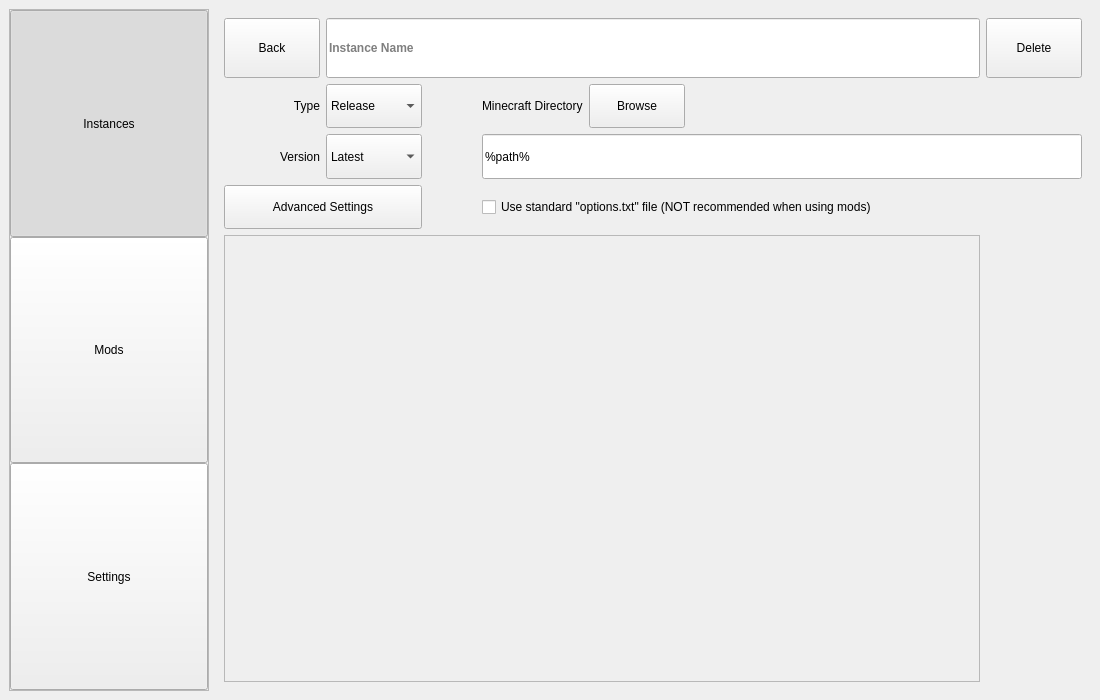
shueppin/PackedMC, file interface/ui_files/interface.ui: the form before one commit.
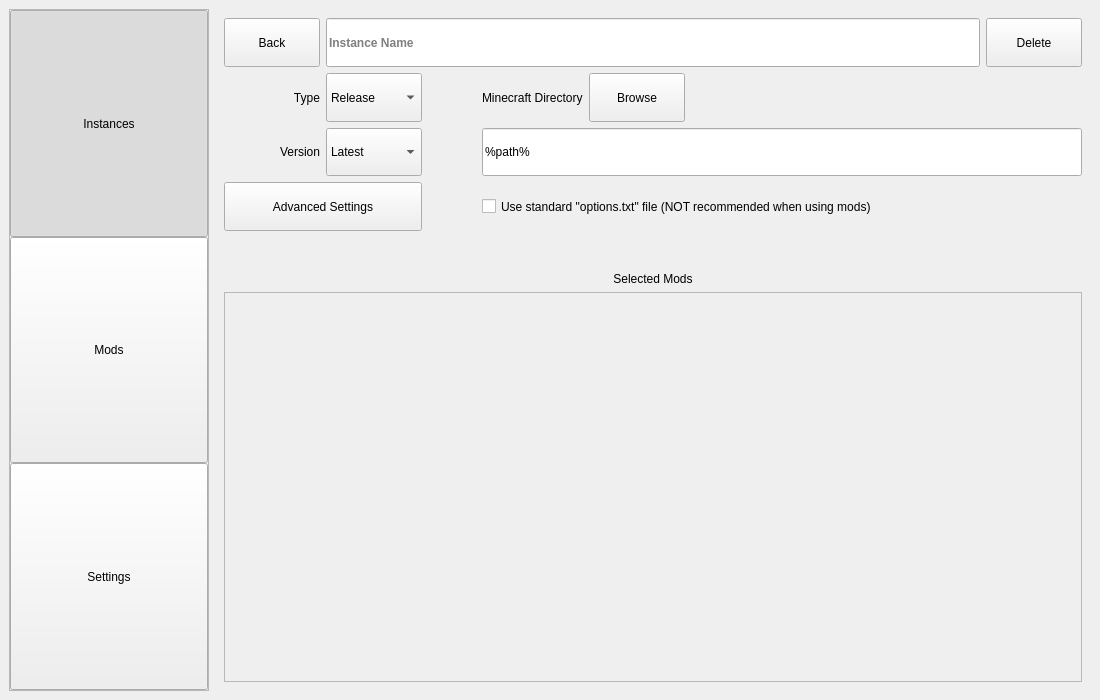
The form after the commit. The open tabs and pages were chosen to show the change.

Commit message: Added display options for the mods and added caching for minecraft.py

```diff
--- a/interface/ui_files/interface.ui
+++ b/interface/ui_files/interface.ui
@@ -165,32 +165,9 @@
        </widget>
       </widget>
       <widget class="QWidget" name="INSTANCE_EDIT_PAGE">
-       <layout class="QGridLayout" name="gridLayout" rowstretch="4,3,3,3,30" columnstretch="2,2,1,2,2,6,2" rowminimumheight="0,0,0,0,0">
-        <item row="4" column="0" colspan="6">
-         <widget class="QFrame" name="INSTANCE_MODS_PLACEHOLDER">
-          <property name="frameShape">
-           <enum>QFrame::StyledPanel</enum>
-          </property>
-          <property name="frameShadow">
-           <enum>QFrame::Raised</enum>
-          </property>
-         </widget>
-        </item>
-        <item row="1" column="2">
-         <spacer name="horizontalSpacer_2">
-          <property name="orientation">
-           <enum>Qt::Horizontal</enum>
-          </property>
-          <property name="sizeHint" stdset="0">
-           <size>
-            <width>40</width>
-            <height>20</height>
-           </size>
-          </property>
-         </spacer>
-        </item>
-        <item row="0" column="1" colspan="5">
-         <widget class="QLineEdit" name="INSTANCE_NAME">
+       <layout class="QGridLayout" name="gridLayout" rowstretch="1,1,1,1,1,8" columnstretch="2,2,1,2,2,6,2" rowminimumheight="0,0,0,0,0,0">
+        <item row="2" column="3" colspan="4">
+         <widget class="QLineEdit" name="MINECRAFT_DIRECTORY_PATH">
           <property name="sizePolicy">
            <sizepolicy hsizetype="Preferred" vsizetype="Preferred">
             <horstretch>0</horstretch>
@@ -199,129 +176,19 @@
           </property>
           <property name="font">
            <font>
-            <bold>true</bold>
+            <italic>false</italic>
+            <strikeout>false</strikeout>
+            <kerning>true</kerning>
            </font>
           </property>
           <property name="focusPolicy">
-           <enum>Qt::StrongFocus</enum>
-          </property>
-          <property name="alignment">
-           <set>Qt::AlignLeading|Qt::AlignLeft|Qt::AlignVCenter</set>
-          </property>
-          <property name="placeholderText">
-           <string>Instance Name</string>
-          </property>
-          <property name="clearButtonEnabled">
-           <bool>false</bool>
-          </property>
-          <property name="class" stdset="0">
-           <string>instance_label colored_text</string>
-          </property>
-         </widget>
-        </item>
-        <item row="2" column="1">
-         <widget class="QComboBox" name="INSTANCE_VERSION_SELECTION">
-          <property name="sizePolicy">
-           <sizepolicy hsizetype="MinimumExpanding" vsizetype="Preferred">
-            <horstretch>0</horstretch>
-            <verstretch>0</verstretch>
-           </sizepolicy>
-          </property>
-          <property name="cursor">
-           <cursorShape>PointingHandCursor</cursorShape>
-          </property>
-          <property name="focusPolicy">
            <enum>Qt::NoFocus</enum>
           </property>
-          <property name="sizeAdjustPolicy">
-           <enum>QComboBox::AdjustToContents</enum>
-          </property>
-          <item>
            <property name="text">
-            <string>Latest</string>
-           </property>
-          </item>
-          <item>
-           <property name="text">
-            <string>1.xx.xx</string>
-           </property>
-          </item>
-         </widget>
-        </item>
-        <item row="0" column="0">
-         <widget class="QPushButton" name="BACK_BUTTON">
-          <property name="sizePolicy">
-           <sizepolicy hsizetype="Preferred" vsizetype="Ignored">
-            <horstretch>0</horstretch>
-            <verstretch>0</verstretch>
-           </sizepolicy>
-          </property>
-          <property name="cursor">
-           <cursorShape>PointingHandCursor</cursorShape>
-          </property>
-          <property name="focusPolicy">
-           <enum>Qt::NoFocus</enum>
-          </property>
-          <property name="text">
-           <string>Back</string>
-          </property>
-         </widget>
-        </item>
-        <item row="1" column="0">
-         <widget class="QLabel" name="label_2">
-          <property name="text">
-           <string>Type</string>
-          </property>
-          <property name="alignment">
-           <set>Qt::AlignRight|Qt::AlignTrailing|Qt::AlignVCenter</set>
-          </property>
-         </widget>
-        </item>
-        <item row="3" column="0" colspan="2">
-         <widget class="QPushButton" name="ADVANCED_SETTINGS_BUTTON">
-          <property name="sizePolicy">
-           <sizepolicy hsizetype="Preferred" vsizetype="Preferred">
-            <horstretch>0</horstretch>
-            <verstretch>0</verstretch>
-           </sizepolicy>
-          </property>
-          <property name="cursor">
-           <cursorShape>PointingHandCursor</cursorShape>
-          </property>
-          <property name="focusPolicy">
-           <enum>Qt::NoFocus</enum>
-          </property>
-          <property name="text">
-           <string>Advanced Settings</string>
-          </property>
-         </widget>
-        </item>
-        <item row="1" column="3">
-         <widget class="QLabel" name="label_8">
-          <property name="text">
-           <string>Minecraft Directory</string>
-          </property>
-          <property name="alignment">
-           <set>Qt::AlignLeading|Qt::AlignLeft|Qt::AlignVCenter</set>
-          </property>
-         </widget>
-        </item>
-        <item row="1" column="4">
-         <widget class="QPushButton" name="BROWSE_MINECRAFT_PATH_BUTTON">
-          <property name="sizePolicy">
-           <sizepolicy hsizetype="Preferred" vsizetype="Preferred">
-            <horstretch>0</horstretch>
-            <verstretch>0</verstretch>
-           </sizepolicy>
-          </property>
-          <property name="cursor">
-           <cursorShape>PointingHandCursor</cursorShape>
-          </property>
-          <property name="focusPolicy">
-           <enum>Qt::NoFocus</enum>
-          </property>
-          <property name="text">
-           <string>Browse</string>
+           <string>%path%</string>
+          </property>
+          <property name="readOnly">
+           <bool>true</bool>
           </property>
          </widget>
         </item>
@@ -335,6 +202,39 @@
           </property>
          </widget>
         </item>
+        <item row="1" column="3">
+         <widget class="QLabel" name="label_8">
+          <property name="text">
+           <string>Minecraft Directory</string>
+          </property>
+          <property name="alignment">
+           <set>Qt::AlignLeading|Qt::AlignLeft|Qt::AlignVCenter</set>
+          </property>
+         </widget>
+        </item>
+        <item row="1" column="0">
+         <widget class="QLabel" name="label_2">
+          <property name="text">
+           <string>Type</string>
+          </property>
+          <property name="alignment">
+           <set>Qt::AlignRight|Qt::AlignTrailing|Qt::AlignVCenter</set>
+          </property>
+         </widget>
+        </item>
+        <item row="5" column="0" colspan="7">
+         <widget class="QFrame" name="INSTANCE_MODS_DISPLAY_CONTAINER">
+          <property name="frameShape">
+           <enum>QFrame::StyledPanel</enum>
+          </property>
+          <property name="frameShadow">
+           <enum>QFrame::Raised</enum>
+          </property>
+          <property name="class" stdset="0">
+           <string/>
+          </property>
+         </widget>
+        </item>
         <item row="1" column="1">
          <widget class="QComboBox" name="INSTANCE_TYPE_SELECTION">
           <property name="sizePolicy">
@@ -379,8 +279,8 @@
           </item>
          </widget>
         </item>
-        <item row="0" column="6">
-         <widget class="QPushButton" name="DELETE_INSTANCE_BUTTON">
+        <item row="3" column="0" colspan="2">
+         <widget class="QPushButton" name="ADVANCED_SETTINGS_BUTTON">
           <property name="sizePolicy">
            <sizepolicy hsizetype="Preferred" vsizetype="Preferred">
             <horstretch>0</horstretch>
@@ -394,7 +294,7 @@
            <enum>Qt::NoFocus</enum>
           </property>
           <property name="text">
-           <string>Delete</string>
+           <string>Advanced Settings</string>
           </property>
          </widget>
         </item>
@@ -414,8 +314,59 @@
           </property>
          </spacer>
         </item>
-        <item row="2" column="3" colspan="4">
-         <widget class="QLineEdit" name="MINECRAFT_DIRECTORY_PATH">
+        <item row="1" column="2">
+         <spacer name="horizontalSpacer_2">
+          <property name="orientation">
+           <enum>Qt::Horizontal</enum>
+          </property>
+          <property name="sizeHint" stdset="0">
+           <size>
+            <width>40</width>
+            <height>20</height>
+           </size>
+          </property>
+         </spacer>
+        </item>
+        <item row="0" column="0">
+         <widget class="QPushButton" name="BACK_BUTTON">
+          <property name="sizePolicy">
+           <sizepolicy hsizetype="Preferred" vsizetype="Ignored">
+            <horstretch>0</horstretch>
+            <verstretch>0</verstretch>
+           </sizepolicy>
+          </property>
+          <property name="cursor">
+           <cursorShape>PointingHandCursor</cursorShape>
+          </property>
+          <property name="focusPolicy">
+           <enum>Qt::NoFocus</enum>
+          </property>
+          <property name="text">
+           <string>Back</string>
+          </property>
+         </widget>
+        </item>
+        <item row="1" column="4">
+         <widget class="QPushButton" name="BROWSE_MINECRAFT_PATH_BUTTON">
+          <property name="sizePolicy">
+           <sizepolicy hsizetype="Preferred" vsizetype="Preferred">
+            <horstretch>0</horstretch>
+            <verstretch>0</verstretch>
+           </sizepolicy>
+          </property>
+          <property name="cursor">
+           <cursorShape>PointingHandCursor</cursorShape>
+          </property>
+          <property name="focusPolicy">
+           <enum>Qt::NoFocus</enum>
+          </property>
+          <property name="text">
+           <string>Browse</string>
+          </property>
+         </widget>
+        </item>
+        <item row="0" column="1" colspan="5">
+         <widget class="QLineEdit" name="INSTANCE_NAME">
           <property name="sizePolicy">
            <sizepolicy hsizetype="Preferred" vsizetype="Preferred">
             <horstretch>0</horstretch>
@@ -424,19 +375,42 @@
           </property>
           <property name="font">
            <font>
-            <italic>false</italic>
-            <strikeout>false</strikeout>
-            <kerning>true</kerning>
+            <bold>true</bold>
            </font>
           </property>
           <property name="focusPolicy">
+           <enum>Qt::StrongFocus</enum>
+          </property>
+          <property name="alignment">
+           <set>Qt::AlignLeading|Qt::AlignLeft|Qt::AlignVCenter</set>
+          </property>
+          <property name="placeholderText">
+           <string>Instance Name</string>
+          </property>
+          <property name="clearButtonEnabled">
+           <bool>false</bool>
+          </property>
+          <property name="class" stdset="0">
+           <string>bigger_text colored_text</string>
+          </property>
+         </widget>
+        </item>
+        <item row="0" column="6">
+         <widget class="QPushButton" name="DELETE_INSTANCE_BUTTON">
+          <property name="sizePolicy">
+           <sizepolicy hsizetype="Preferred" vsizetype="Preferred">
+            <horstretch>0</horstretch>
+            <verstretch>0</verstretch>
+           </sizepolicy>
+          </property>
+          <property name="cursor">
+           <cursorShape>PointingHandCursor</cursorShape>
+          </property>
+          <property name="focusPolicy">
            <enum>Qt::NoFocus</enum>
           </property>
           <property name="text">
-           <string>%path%</string>
-          </property>
-          <property name="readOnly">
-           <bool>true</bool>
+           <string>Delete</string>
           </property>
          </widget>
         </item>
@@ -459,6 +433,48 @@
           </property>
          </widget>
         </item>
+        <item row="2" column="1">
+         <widget class="QComboBox" name="INSTANCE_VERSION_SELECTION">
+          <property name="sizePolicy">
+           <sizepolicy hsizetype="MinimumExpanding" vsizetype="Preferred">
+            <horstretch>0</horstretch>
+            <verstretch>0</verstretch>
+           </sizepolicy>
+          </property>
+          <property name="cursor">
+           <cursorShape>PointingHandCursor</cursorShape>
+          </property>
+          <property name="focusPolicy">
+           <enum>Qt::NoFocus</enum>
+          </property>
+          <property name="sizeAdjustPolicy">
+           <enum>QComboBox::AdjustToContents</enum>
+          </property>
+          <item>
+           <property name="text">
+            <string>Latest</string>
+           </property>
+          </item>
+          <item>
+           <property name="text">
+            <string>1.xx.xx</string>
+           </property>
+          </item>
+         </widget>
+        </item>
+        <item row="4" column="0" colspan="7">
+         <widget class="QLabel" name="label_9">
+          <property name="text">
+           <string>Selected Mods</string>
+          </property>
+          <property name="alignment">
+           <set>Qt::AlignBottom|Qt::AlignHCenter</set>
+          </property>
+          <property name="class" stdset="0">
+           <string>bigger_text colored_text</string>
+          </property>
+         </widget>
+        </item>
        </layout>
       </widget>
       <widget class="QWidget" name="MODS_PAGE_PLACEHOLDER">
```
Left out of the diff: 32 changed lines with no effect on the pictures. Lines whose indentation alone changed are shown as unchanged. The commit also changes 6 other files.
